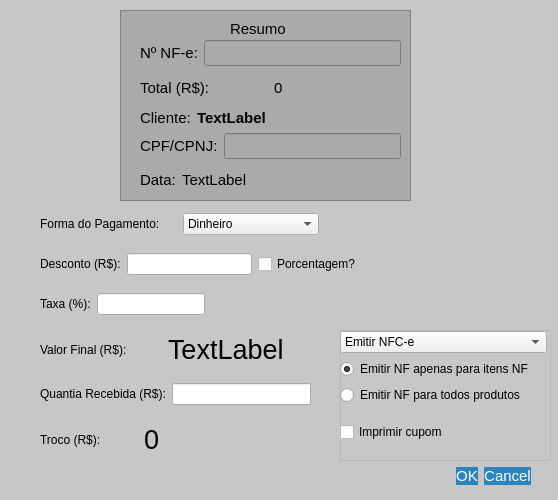
Above: src/pagamento.ui from GabR36/QEstoqueLoja before the change. Below: the same form after it.
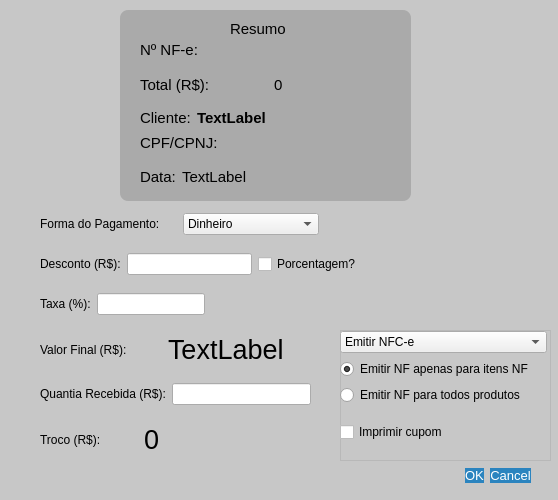
That is the form after the change. Icons and pictures are not drawn. Custom widgets are drawn as their Qt base class.

Commit message: novo estilo para relatorios, pagamento, vendas, entradas...

Diff of the .ui file:
```diff
--- a/src/pagamento.ui
+++ b/src/pagamento.ui
@@ -29,19 +29,20 @@
    <string>Pagamento - QEstoqueLoja</string>
   </property>
   <property name="styleSheet">
-   <string notr="true">#pagamento{
-background-color: rgb(199, 199, 199);
+   <string notr="true">
+#pagamento {
+  background-color: rgb(199, 199, 199);
+  background-color: qlineargradient(spread:pad, x1:0, y1:0, x2:1, y2:0,
+    stop:0 rgba(199, 199, 199, 255), stop:1 rgba(170, 170, 170, 255));
 }
-QPushButton{
-background-color: rgb(43, 132, 191);
-color: rgb(255, 255, 255);
-font-size: 15px;
-border-radius: 13px;
-
+QPushButton {
+  background-color: rgb(43, 132, 191);
+  color: rgb(255, 255, 255);
+  font-size: 13px;
+  border-radius: 10px;
 }
-
-QPushButton:hover{
-	background-color: rgb(13, 92, 161);
+QPushButton:hover {
+  background-color: rgb(13, 92, 161);
 }
 QPushButton:pressed{
 	
@@ -50,11 +51,12 @@
 font-size: 15px;
 border-radius: 13px;
 }
-QGroupBox{
-background-color:rgb(170, 170, 170);
-	font: 700 7pt &quot;Segoe UI&quot;;
-	font-size: 15px;
-}</string>
+QGroupBox {
+  background-color: rgb(170, 170, 170);
+  font: 700 7pt &quot;Segoe UI&quot;;
+  font-size: 15px;
+}
+   </string>
   </property>
   <property name="modal">
    <bool>true</bool>
@@ -165,10 +167,7 @@
     </rect>
    </property>
    <property name="styleSheet">
-    <string notr="true">background-color:rgb(170, 170, 170);
-font: 700 9pt &quot;Segoe UI&quot;;
-font-size: 15px;
-</string>
+    <string notr="true">background-color: rgb(170, 170, 170); border-radius: 8px; font: 700 9pt &quot;Segoe UI&quot;; font-size: 15px;</string>
    </property>
    <property name="frameShape">
     <enum>QFrame::Shape::StyledPanel</enum>
```
Left out of the diff: 11 changed lines with no effect on the pictures. The commit also changes 12 other files.
